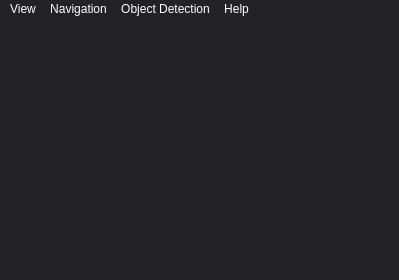
Above: GUI/ui_mainWindow.ui from Tobias-Mauritzon/DAT067 before the change. Below: the same form after it.
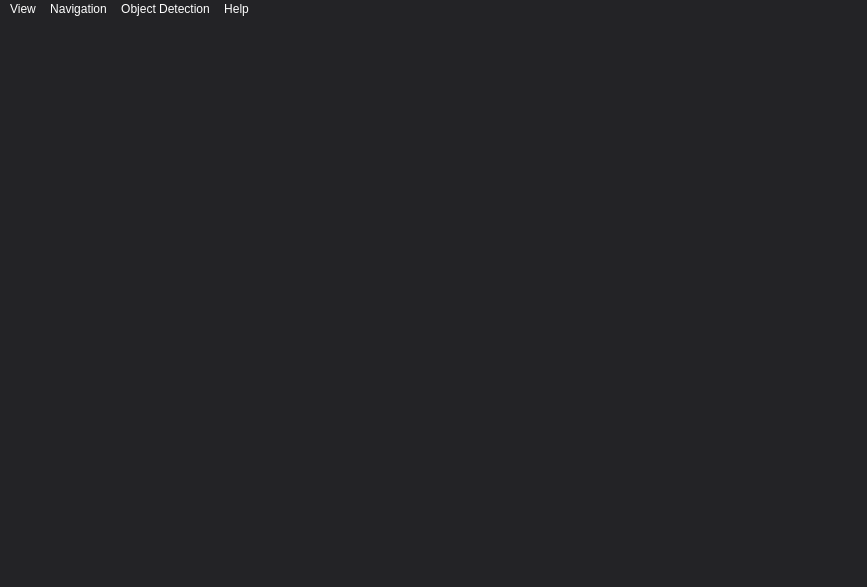
That is the form after the change.

```diff
--- a/GUI/ui_mainWindow.ui
+++ b/GUI/ui_mainWindow.ui
@@ -6,8 +6,8 @@
    <rect>
     <x>0</x>
     <y>0</y>
-    <width>399</width>
-    <height>280</height>
+    <width>867</width>
+    <height>587</height>
    </rect>
   </property>
   <property name="windowTitle">
@@ -207,7 +207,7 @@
     <rect>
      <x>0</x>
      <y>0</y>
-     <width>399</width>
+     <width>867</width>
      <height>22</height>
     </rect>
    </property>
```
Left out of the diff: 6 changed lines with no effect on the pictures.
